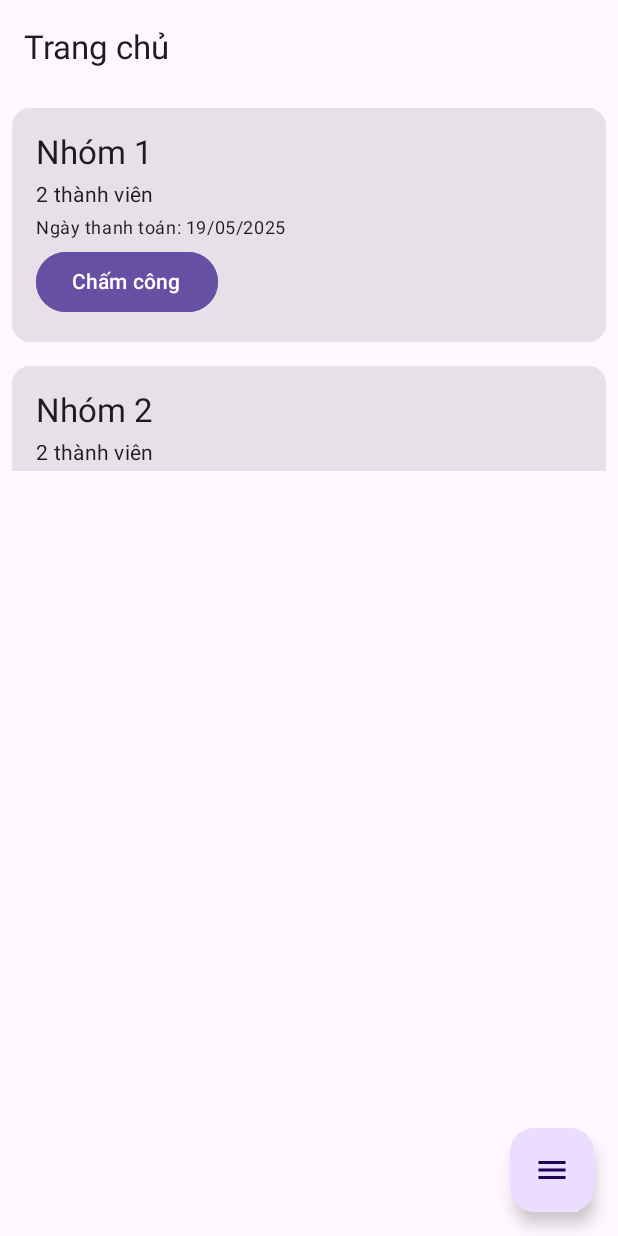
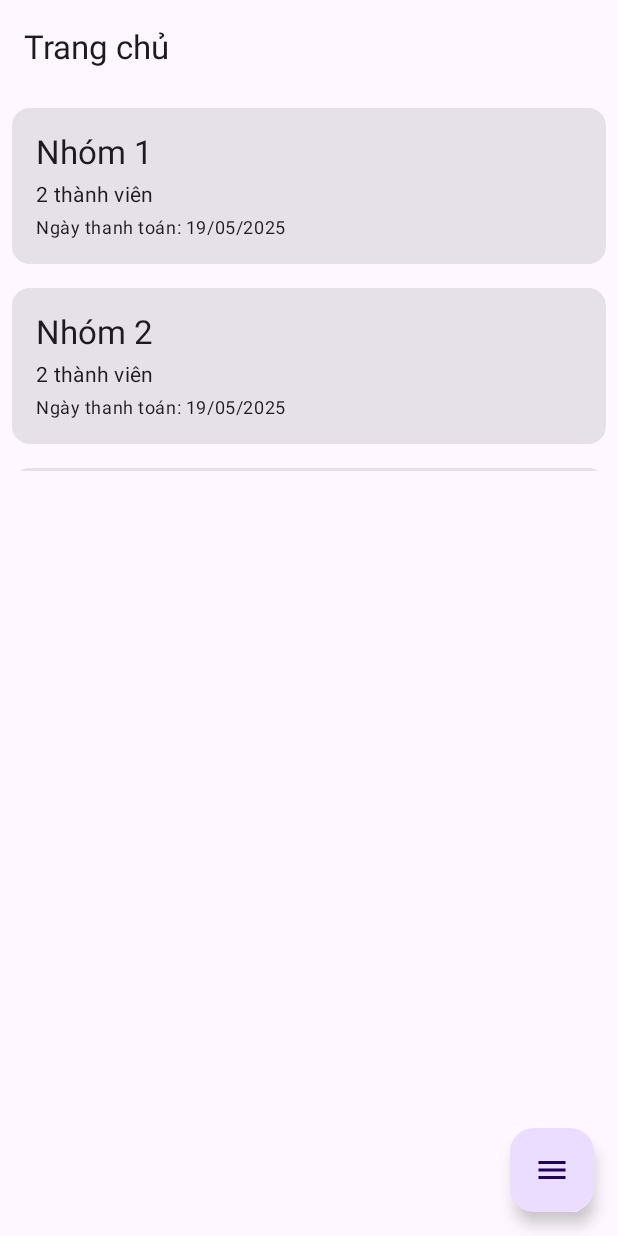
Before and after one commit to Doum4n/Timekeeping-jetpack-compose, an Android app built with Jetpack Compose: the @Preview function HomePreview, on a phone screen of 412 x 824 dp. Run offline under Robolectric (Android 15) with nearby library versions, the phone set to English and light mode, and no system bars; our stand-ins replace Firebase (no records; nobody signed in at launch, a user with empty details on screens opened directly).

Commit message:
xóa nút chấm công tại group item

```diff
--- a/app/src/main/java/com/example/timekeeping/ui/home/components/GroupItem.kt
+++ b/app/src/main/java/com/example/timekeeping/ui/home/components/GroupItem.kt
@@ -45,16 +45,6 @@ fun GroupItem(group: Group, onClick: () -> Unit, onCheckInClick: () -> Unit = {}
                     style = MaterialTheme.typography.bodySmall
                 )
             }
-
-            Spacer(modifier = Modifier.height(4.dp))
-
-            Button(
-                onClick = onCheckInClick,
-                modifier = Modifier.align(Alignment.Start),
-                border = BorderStroke(1.dp, MaterialTheme.colorScheme.primary)
-            ) {
-                Text("Chấm công")
-            }
         }
     }
 }
```
